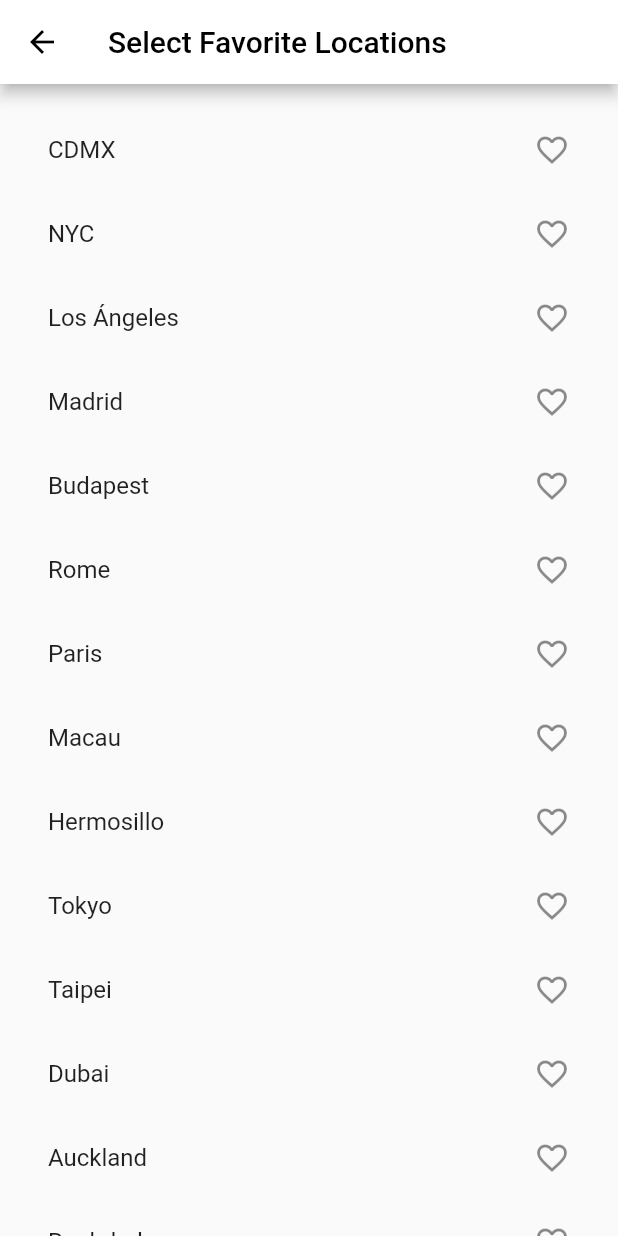
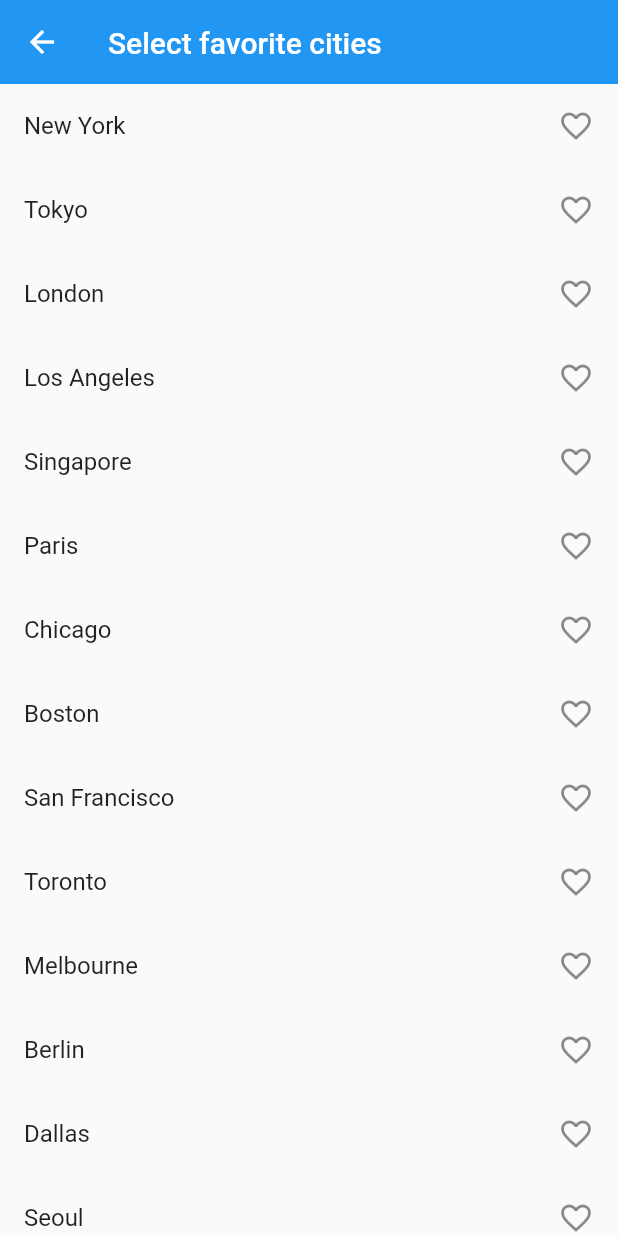
Before and after one commit to DavBot02/World-Clock, a Flutter app: the SetFavoriteLocations screen opened by its route, on a phone screen of 412 x 824 dp. Run offline on Flutter 3.47's test engine with Material 2 defaults, Android fonts, the phone set to English and light mode, and no system bars; our stand-ins replace flutter_spinkit.

Commit message:
Second version

```diff
--- a/analysis_options.yaml
+++ b/analysis_options.yaml
@@ -7,7 +7,8 @@
 
 # The following line activates a set of recommended lints for Flutter apps,
 # packages, and plugins designed to encourage good coding practices.
-include: package:flutter_lints/flutter.yaml
+
+include: package:lints/recommended.yaml
 
 linter:
   # The lint rules applied to this project can be customized in the
@@ -23,7 +24,7 @@ linter:
   # producing the lint.
   rules:
     # avoid_print: false  # Uncomment to disable the `avoid_print` rule
-    # prefer_single_quotes: true  # Uncomment to enable the `prefer_single_quotes` rule
+    prefer_single_quotes: true  # Uncomment to enable the `prefer_single_quotes` rule
 
 # Additional information about this file can be found at
 # https://dart.dev/guides/language/analysis-options
--- a/lib/routes/set_fav_locations.dart
+++ b/lib/routes/set_fav_locations.dart
@@ -1,42 +1,81 @@
+import 'dart:convert';
 import 'package:flutter/material.dart';
 import 'package:one_app/utils/all_locations.dart';
-import 'package:one_app/utils/location_time.dart';
+import 'package:one_app/utils/city_data.dart';
+import 'package:flutter/services.dart' show rootBundle;
 
-class SetFavoriteLocations extends StatelessWidget {
+class SetFavoriteLocations extends StatefulWidget {
   const SetFavoriteLocations(
       {super.key,
       required this.favoriteLocations,
       required this.updateFavoriteLocations});
 
-  final Set<LocationTime> favoriteLocations;
+  final Set<CityData> favoriteLocations;
   final Function updateFavoriteLocations;
 
   @override
+  State<SetFavoriteLocations> createState() => _SetFavoriteLocationsState();
+}
+
+class _SetFavoriteLocationsState extends State<SetFavoriteLocations> {
+  @override
   Widget build(BuildContext context) {
-    return Scaffold(
-      appBar: AppBar(
-        title: const Text('Select Favorite Locations'),
+    return NotificationListener<ScrollNotification>(
+      onNotification: (notification) {
+        if (notification.metrics.pixels ==
+                notification.metrics.maxScrollExtent &&
+            mounted) {
+          Navigator.popUntil(context, ModalRoute.withName('/'));
+        }
+        return true;
+      },
+      child: Scaffold(
+        body: CustomScrollView(
+          slivers: [
+            const SliverAppBar(
+              floating: true,
+              backgroundColor: Colors.blue,
+              flexibleSpace: FlexibleSpaceBar(
+                title: Text('Select favorite cities'),
               ),
-      body: ListView.builder(
-        padding: const EdgeInsets.all(16.0),
-        itemCount: allLocations.length,
-        itemBuilder: (context, index) {
-          bool isFavorite = favoriteLocations.contains(allLocations[index]);
+            ),
+            SliverList(
+              delegate: SliverChildBuilderDelegate(
+                (context, index) {
+                  bool isFavorite =
+                      widget.favoriteLocations.contains(allLocations[index]);
                   return ListTile(
                     title: Text(
-              allLocations[index].location,
+                      allLocations[index].city,
                     ),
                     trailing: Icon(
                       isFavorite ? Icons.favorite : Icons.favorite_border,
                       color: isFavorite ? Colors.red : null,
-              semanticLabel: isFavorite ? 'Remove from saved' : 'Save',
                     ),
                     onTap: () {
-              updateFavoriteLocations(isFavorite, allLocations[index]);
+                      widget.updateFavoriteLocations(
+                          isFavorite, allLocations[index]);
                     },
                   );
                 },
+                childCount: allLocations.length,
+              ),
+            )
+          ],
+          // physics: const BouncingScrollPhysics(),
+        ),
       ),
     );
   }
 }
+
+loadAllLocations() async {
+  Future<String> getJson() {
+    return rootBundle.loadString('assets/citylist.json');
+  }
+
+  final allLocations = jsonDecode(await getJson()).map(((location) {
+    return location.name;
+  }));
+  return allLocations;
+}
--- a/lib/utils/all_locations.dart
+++ b/lib/utils/all_locations.dart
@@ -1,18 +1,104 @@
-import 'package:one_app/utils/location_time.dart';
+import 'package:one_app/utils/city_data.dart';
 
-final allLocations = <LocationTime>[
-  LocationTime(location: "CDMX", url: "america/mexico_city"),
-  LocationTime(location: "NYC", url: "america/new_york"),
-  LocationTime(location: "Los Ángeles", url: "america/los_angeles"),
-  LocationTime(location: "Madrid", url: "europe/madrid"),
-  LocationTime(location: "Budapest", url: "europe/budapest"),
-  LocationTime(location: "Rome", url: "europe/rome"),
-  LocationTime(location: "Paris", url: "europe/paris"),
-  LocationTime(location: "Macau", url: "asia/macau"),
-  LocationTime(location: "Hermosillo", url: "america/hermosillo"),
-  LocationTime(location: "Tokyo", url: "asia/tokyo"),
-  LocationTime(location: "Taipei", url: "asia/taipei"),
-  LocationTime(location: "Dubai", url: "asia/dubai"),
-  LocationTime(location: "Auckland", url: "pacific/auckland"),
-  LocationTime(location: "Baghdad", url: "asia/baghdad"),
+final allLocations = <CityData>[
+  CityData(city: 'New York'),
+  CityData(city: 'Tokyo'),
+  CityData(city: 'London'),
+  CityData(city: 'Los Angeles'),
+  CityData(city: 'Singapore'),
+  CityData(city: 'Paris'),
+  CityData(city: 'Chicago'),
+  CityData(city: 'Boston'),
+  CityData(city: 'San Francisco'),
+  CityData(city: 'Toronto'),
+  CityData(city: 'Melbourne'),
+  CityData(city: 'Berlin'),
+  CityData(city: 'Dallas'),
+  CityData(city: 'Seoul'),
+  CityData(city: 'Sydney'),
+  CityData(city: 'Seattle'),
+  CityData(city: 'Houston'),
+  CityData(city: 'Atlanta'),
+  CityData(city: 'Washington DC'),
+  CityData(city: 'Miami'),
+  CityData(city: 'Barcelona'),
+  CityData(city: 'Montréal'),
+  CityData(city: 'San Diego'),
+  CityData(city: 'Philadelphia'),
+  CityData(city: 'Vienna'),
+  CityData(city: 'Beijing'),
+  CityData(city: 'Munich'),
+  CityData(city: 'Madrid'),
+  CityData(city: 'Milan'),
+  CityData(city: 'Amsterdam'),
+  CityData(city: 'Dubai'),
+  CityData(city: 'Stockholm'),
+  CityData(city: 'Shanghai'),
+  CityData(city: 'Austin'),
+  CityData(city: 'Denver'),
+  CityData(city: 'Vancouver'),
+  CityData(city: 'Osaka'),
+  CityData(city: 'Moscow'),
+  CityData(city: 'Portland'),
+  CityData(city: 'Las Vegas'),
+  CityData(city: 'Tel Aviv'),
+  CityData(city: 'Oslo'),
+  CityData(city: 'Istanbul'),
+  CityData(city: 'Taipei'),
+  CityData(city: 'Rome'),
+  CityData(city: 'Hamburg'),
+  CityData(city: 'Copenhagen'),
+  CityData(city: 'Brisbane'),
+  CityData(city: 'Oakland'),
+  CityData(city: 'Orlando'),
+  CityData(city: 'Baltimore'),
+  CityData(city: 'Dublin'),
+  CityData(city: 'Shenzhen'),
+  CityData(city: 'Québec'),
+  CityData(city: 'Detroit'),
+  CityData(city: 'Hong Kong'),
+  CityData(city: 'Manchester'),
+  CityData(city: 'Helsinki'),
+  CityData(city: 'Minneapolis'),
+  CityData(city: 'Phoenix'),
+  CityData(city: 'Prague'),
+  CityData(city: 'Zürich'),
+  CityData(city: 'Frankfurt'),
+  CityData(city: 'Sacramento'),
+  CityData(city: 'Brussels'),
+  CityData(city: 'Nashville'),
+  CityData(city: 'São Paulo'),
+  CityData(city: 'Newark'),
+  CityData(city: 'Buenos Aires'),
+  CityData(city: 'San Antonio'),
+  CityData(city: 'Bangkok'),
+  CityData(city: 'Santa Ana'),
+  CityData(city: 'Tampa'),
+  CityData(city: 'Guangzhou'),
+  CityData(city: 'Abu Dhabi'),
+  CityData(city: 'Lyon'),
+  CityData(city: 'Düsseldorf'),
+  CityData(city: 'Athens'),
+  CityData(city: 'Budapest'),
+  CityData(city: 'Kyoto'),
+  CityData(city: 'Kuala Lumpur'),
+  CityData(city: 'Stuttgart'),
+  CityData(city: 'Rotterdam'),
+  CityData(city: 'Fort Lauderdale'),
+  CityData(city: 'Mumbai'),
+  CityData(city: 'Charlotte'),
+  CityData(city: 'Mexico City'),
+  CityData(city: 'Riverside'),
+  CityData(city: 'Calgary'),
+  CityData(city: 'Pittsburgh'),
+  CityData(city: 'Busan'),
+  CityData(city: 'Cologne'),
+  CityData(city: 'Raleigh'),
+  CityData(city: 'Kansas City'),
+  CityData(city: 'Lisbon'),
+  CityData(city: 'Providence'),
+  CityData(city: 'The Hague'),
+  CityData(city: 'Edinburgh'),
+  CityData(city: 'St Louis'),
+  CityData(city: 'Honolulu'),
 ];
--- /dev/null
+++ b/lib/utils/city_data.dart
@@ -0,0 +1,68 @@
+import 'package:http/http.dart';
+import 'dart:convert';
+
+class ForecastData {
+  double max;
+  double min;
+  DateTime date;
+
+  ForecastData({required this.max, required this.min, required this.date});
+}
+
+class CityData {
+  String city;
+  String? time;
+  bool? isDayTime;
+  String? weather;
+  String? icon;
+  double? temp;
+  double? min;
+  double? max;
+  double? lon;
+  double? lat;
+  List<ForecastData>? forecastData;
+
+  CityData({required this.city});
+
+  Future<void> getTime() async {
+    try {
+      String apikey = '4bff35345ac2e30031ea2f22b88d7ff6';
+      Response currentWeatherResponse = await get(Uri.parse(
+          'https://api.openweathermap.org/data/2.5/weather?q=$city&units=metric&appid=$apikey'));
+      Map currentWeatherData = jsonDecode(currentWeatherResponse.body);
+      String iconCode = currentWeatherData['weather'][0]['icon'];
+
+      weather = currentWeatherData['weather'][0]['main'];
+      icon = 'https://openweathermap.org/img/wn/$iconCode@2x.png';
+      temp = currentWeatherData['main']['temp'].toDouble();
+      min = currentWeatherData['main']['temp_min'].toDouble();
+      max = currentWeatherData['main']['temp_max'].toDouble();
+      lon = currentWeatherData['coord']['lon'].toDouble();
+      lat = currentWeatherData['coord']['lat'].toDouble();
+
+      Response futureWeatherResponse = await get(Uri.parse(
+          'https://api.openweathermap.org/data/2.5/forecast?lat=$lat&lon=$lon&cnt=&units=metric&appid=$apikey'));
+      Map futureWeatherData = jsonDecode(futureWeatherResponse.body);
+
+      forecastData = futureWeatherData['list'].map<ForecastData>((day) {
+        return ForecastData(
+            max: day['main']['temp_max'].toDouble(),
+            min: day['main']['temp_min'].toDouble(),
+            date: DateTime.parse(day['dt_txt']));
+      }).toList();
+
+      Response timeResponse = await get(Uri.parse(
+          'https://timeapi.io/api/Time/current/coordinate?latitude=$lat&longitude=$lon'));
+      Map timeData = jsonDecode(timeResponse.body);
+      time = timeData['time'];
+      isDayTime = timeData['hour'] > 6 && timeData['hour'] < 20 ? true : false;
+
+      Response airQualityResponse = await get(Uri.parse(
+          'http://api.openweathermap.org/data/2.5/air_pollution?lat=$lat&lon=$lon&appid=$apikey'));
+      Map airQualityData = jsonDecode(airQualityResponse.body);
+      print(airQualityData);
+    } catch (error) {
+      throw FormatException('caught error: $error');
+    }
+  }
+}
--- a/lib/utils/location_time.dart
+++ /dev/null
@@ -1,41 +0,0 @@
-import 'package:http/http.dart';
-import 'dart:convert';
-import 'package:intl/intl.dart';
-
-class LocationTime {
-  String location;
-  String url;
-  String? time;
-  int? dayOfWeek;
-  int? dayOfyear;
-  int? unixTime;
-  int? weekNumber;
-  bool? isDayTime;
-
-  LocationTime({required this.location, required this.url});
-
-  Future<void> getTime() async {
-    try {
-      Response response =
-          await get(Uri.parse('http://worldtimeapi.org/api/timezone/$url'));
-      Map data = jsonDecode(response.body);
-
-      String datetime = data['datetime'];
-      String utcOffset = data['utc_offset'].substring(1, 3);
-
-      DateTime now = DateTime.parse(datetime);
-      now = data['utc_offset'].substring(0, 1) == "+"
-          ? now.add(Duration(hours: int.parse(utcOffset)))
-          : now.subtract(Duration(hours: int.parse(utcOffset)));
-      isDayTime = now.hour > 6 && now.hour < 20 ? true : false;
-      dayOfWeek = data['day_of_week'];
-      dayOfyear = data['day_of_year'];
-      unixTime = data['unixtime'];
-      weekNumber = data['week_number'];
-      time = DateFormat.jm().format(now);
-    } catch (error) {
-      time = "could not get time data";
-      throw FormatException('caught error: $error');
-    }
-  }
-}
--- a/pubspec.yaml
+++ b/pubspec.yaml
@@ -38,6 +38,8 @@ dependencies:
   http: ^0.13.4
   intl: ^0.17.0
   flutter_spinkit: ^5.1.0
+  flutter_search_bar: ^2.1.0
+  google_place: ^0.4.7
 
 dev_dependencies:
   flutter_test:
```
Also changed, not shown: lib/main.dart (+4 -9 lines), lib/routes/home.dart (+14 -11 lines), lib/views/city_card.dart (added, +145 -0 lines), lib/views/location.dart (deleted, +0 -108 lines), assets/day.jpg, pubspec.lock. Lines whose indentation alone changed are shown as unchanged.
